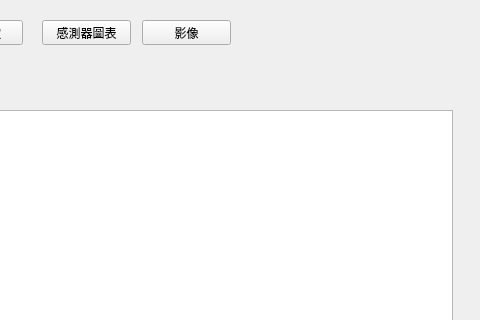
The window that src/mainwindow.ui (cocobird231/RV1-gui) describes before a commit, drawn with Qt 5; both pictures show x 458 to 938 and y 0 to 320 of the 938 by 650 pixel window.
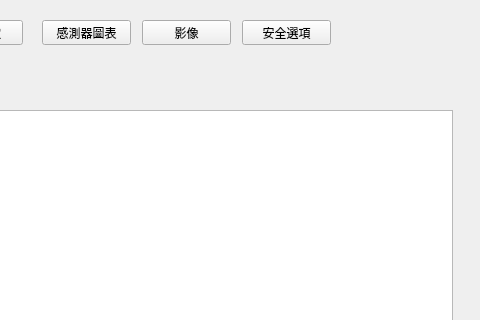
The same window after the commit.

```diff
--- a/src/mainwindow.ui
+++ b/src/mainwindow.ui
@@ -138,6 +138,19 @@
      <string>影像</string>
     </property>
    </widget>
+   <widget class="QPushButton" name="pushButton_7">
+    <property name="geometry">
+     <rect>
+      <x>700</x>
+      <y>20</y>
+      <width>89</width>
+      <height>25</height>
+     </rect>
+    </property>
+    <property name="text">
+     <string>安全選項</string>
+    </property>
+   </widget>
   </widget>
   <widget class="QMenuBar" name="menubar">
    <property name="geometry">
```
